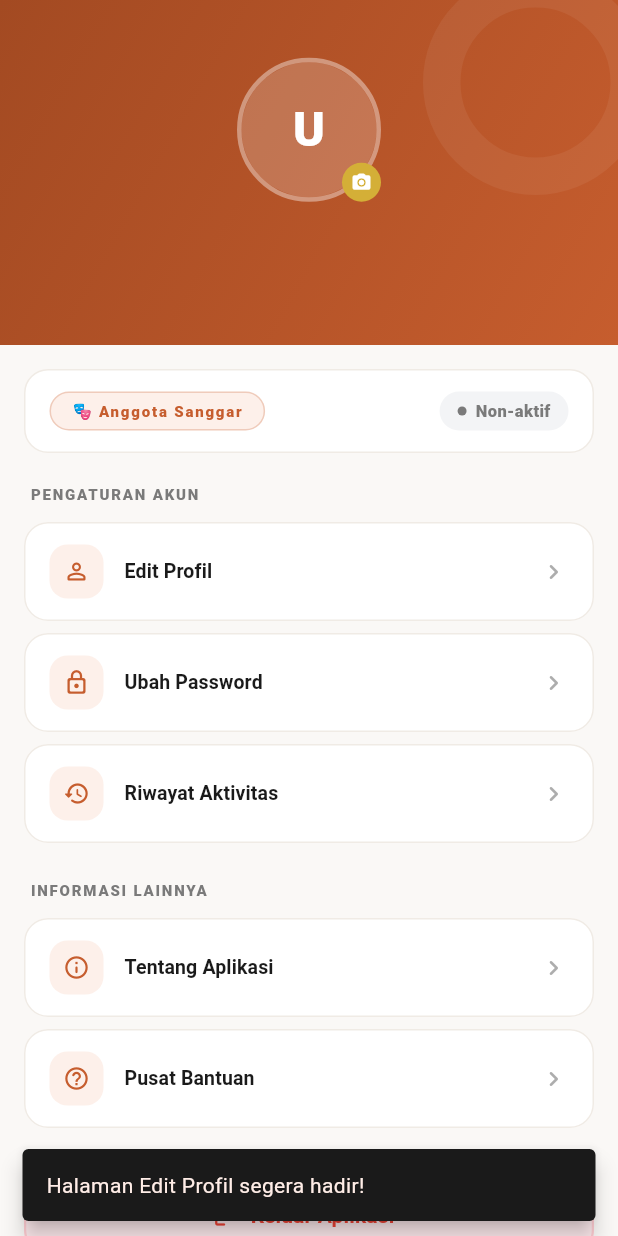
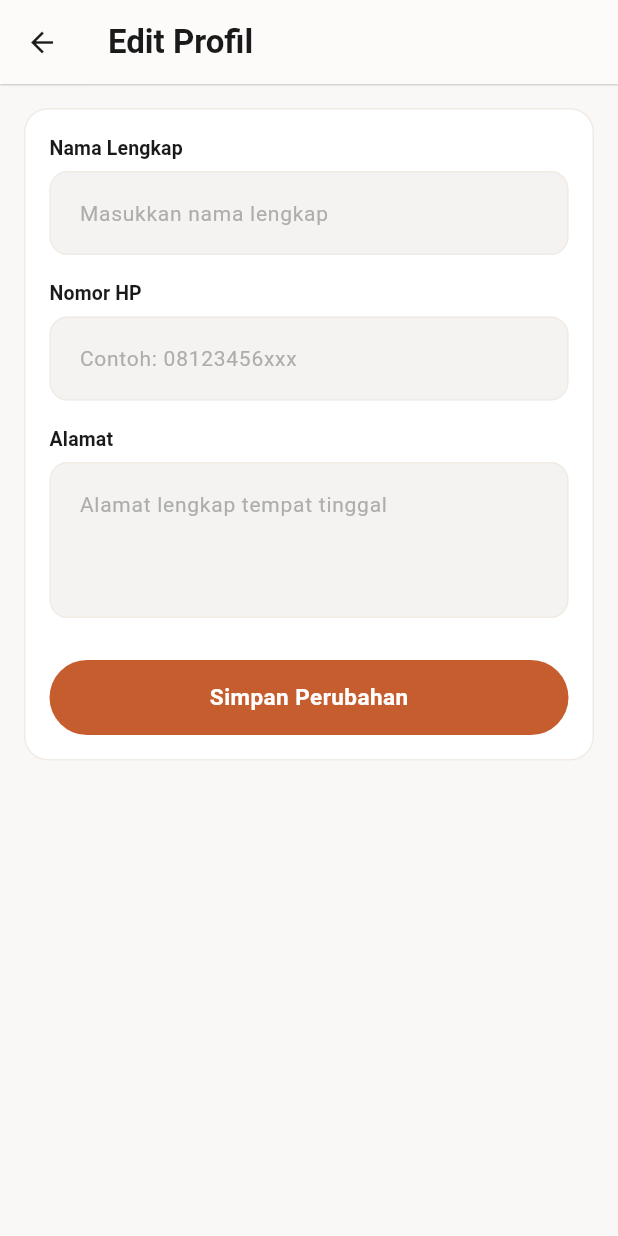
Before and after one commit to Arfa213/sanggar_mobile, a Flutter app: the _LoggedInView screen opened directly with empty values, after a tap on "Edit Profil", on a phone screen of 412 x 824 dp. Run offline on Flutter 3.47's test engine with Material 3 defaults, Android fonts, the light colour scheme and no system bars; our stand-ins replace cached_network_image, shared_preferences, shimmer, smooth_page_indicator; accounts and stored records are empty; project files that could hold a hidden picture were left out.

Commit message:
progres profil

```diff
--- /dev/null
+++ b/lib/screens/profil/edit_profil_screen.dart
@@ -0,0 +1,115 @@
+import 'package:flutter/material.dart';
+import 'package:provider/provider.dart';
+import '../../services/auth_provider.dart';
+import '../../utils/app_theme.dart';
+
+class EditProfileScreen extends StatefulWidget {
+  const EditProfileScreen({super.key});
+
+  @override
+  State<EditProfileScreen> createState() => _EditProfileScreenState();
+}
+
+class _EditProfileScreenState extends State<EditProfileScreen> {
+  final _formKey = GlobalKey<FormState>();
+  late TextEditingController _nameController;
+  late TextEditingController _phoneController;
+  late TextEditingController _addressController;
+
+  @override
+  void initState() {
+    super.initState();
+    final user = context.read<AuthProvider>().user!;
+    _nameController = TextEditingController(text: user.name);
+    _phoneController = TextEditingController(text: user.noHp ?? '');
+    _addressController = TextEditingController(text: user.alamat ?? '');
+  }
+
+  @override
+  void dispose() {
+    _nameController.dispose();
+    _phoneController.dispose();
+    _addressController.dispose();
+    super.dispose();
+  }
+
+  @override
+  Widget build(BuildContext context) {
+    return Scaffold(
+      backgroundColor: kBgSoft,
+      appBar: AppBar(
+        title: const Text('Edit Profil', style: TextStyle(fontWeight: FontWeight.bold)),
+        backgroundColor: Colors.white,
+        foregroundColor: kDark,
+        elevation: 0.5,
+      ),
+      body: SingleChildScrollView(
+        padding: const EdgeInsets.all(kSpace),
+        child: Container(
+          padding: const EdgeInsets.all(kSpace),
+          decoration: BoxDecoration(
+            color: kBgCard,
+            borderRadius: BorderRadius.circular(kRadius),
+            border: Border.all(color: kBorder2),
+          ),
+          child: Form(
+            key: _formKey,
+            child: Column(
+              crossAxisAlignment: CrossAxisAlignment.start,
+              children: [
+                Text('Nama Lengkap', style: AppText.label),
+                const SizedBox(height: 6),
+                TextFormField(
+                  controller: _nameController,
+                  decoration: InputDecoration(
+                    hintText: 'Masukkan nama lengkap',
+                    border: OutlineInputBorder(borderRadius: BorderRadius.circular(kRadiusSm)),
+                  ),
+                  validator: (v) => v!.isEmpty ? 'Nama tidak boleh kosong' : null,
+                ),
+                const SizedBox(height: kSpace),
+                Text('Nomor HP', style: AppText.label),
+                const SizedBox(height: 6),
+                TextFormField(
+                  controller: _phoneController,
+                  keyboardType: TextInputType.phone,
+                  decoration: InputDecoration(
+                    hintText: 'Contoh: 08123456xxx',
+                    border: OutlineInputBorder(borderRadius: BorderRadius.circular(kRadiusSm)),
+                  ),
+                ),
+                const SizedBox(height: kSpace),
+                Text('Alamat', style: AppText.label),
+                const SizedBox(height: 6),
+                TextFormField(
+                  controller: _addressController,
+                  maxLines: 3,
+                  decoration: InputDecoration(
+                    hintText: 'Alamat lengkap tempat tinggal',
+                    border: OutlineInputBorder(borderRadius: BorderRadius.circular(kRadiusSm)),
+                  ),
+                ),
+                const SizedBox(height: kSpaceLg),
+                SizedBox(
+                  width: double.infinity,
+                  child: ElevatedButton(
+                    onPressed: () {
+                      if (_formKey.currentState!.validate()) {
+                        // TODO: Panggil fungsi update data ke API / Provider
+                        ScaffoldMessenger.of(context).showSnackBar(
+                          const SnackBar(content: Text('Perubahan profil berhasil disimpan!')),
+                        );
+                        Navigator.pop(context);
+                      }
+                    },
+                    child: const Text('Simpan Perubahan'),
+                  ),
+                ),
+              ],
+            ),
+          ),
+        ),
+      ),
+    );
+  }
+}
--- a/lib/screens/profile_screen.dart
+++ b/lib/screens/profile_screen.dart
@@ -5,6 +5,10 @@ import '../services/auth_provider.dart';
 import '../utils/app_theme.dart';
 import '../widgets/shared_widgets.dart';
 import 'auth/login_screen.dart';
+import 'profil/edit_password_screen.dart';
+import 'profil/edit_profil_screen.dart';
+import 'profil/pusat_bantuan_scren.dart';
+import 'profil/riwayat_screen.dart';
 
 class ProfileScreen extends StatelessWidget {
   const ProfileScreen({super.key});
@@ -253,23 +257,37 @@ class _LoggedInView extends StatelessWidget {
           ),
           const SizedBox(height: kSpace),
 
-          // Menu Kelompok 1: Pengaturan Akun
+          // Pengaturan Akun
           _buildSectionTitle('PENGATURAN AKUN'),
-          _MenuItem(Icons.person_outline_rounded, 'Edit Profil',
-              () => _showSnackbar(context, 'Halaman Edit Profil')),
-          _MenuItem(Icons.lock_outline_rounded, 'Ubah Password',
-              () => _showSnackbar(context, 'Halaman Ubah Password')),
-          _MenuItem(Icons.history_rounded, 'Riwayat Aktivitas',
-              () => _showSnackbar(context, 'Halaman Riwayat Aktivitas')),
+          _MenuItem(
+            Icons.person_outline_rounded,
+            'Edit Profil',
+            () => Navigator.push(context, MaterialPageRoute(builder: (_) => const EditProfileScreen())),
+          ),
+          _MenuItem(
+            Icons.lock_outline_rounded,
+            'Ubah Password',
+            () => Navigator.push(context, MaterialPageRoute(builder: (_) => const ChangePasswordScreen())),
+          ),
+          _MenuItem(
+            Icons.history_rounded,
+            'Riwayat Aktivitas',
+            () => Navigator.push(context, MaterialPageRoute(builder: (_) => const ActivityHistoryScreen())),
+          ),
 
           const SizedBox(height: kSpace),
 
-          // Menu Kelompok 2: Informasi Umum
           _buildSectionTitle('INFORMASI LAINNYA'),
-          _MenuItem(Icons.info_outline_rounded, 'Tentang Aplikasi',
-              () => _showInfoBottomSheet(context)),
-          _MenuItem(Icons.help_outline_rounded, 'Pusat Bantuan',
-              () => _showSnackbar(context, 'Halaman Pusat Bantuan')),
+          _MenuItem(
+            Icons.info_outline_rounded,
+            'Tentang Aplikasi',
+            () => _showInfoBottomSheet(context), // Ini biarkan tetap bottom sheet bawaanmu
+          ),
+          _MenuItem(
+            Icons.help_outline_rounded,
+            'Pusat Bantuan',
+            () => Navigator.push(context, MaterialPageRoute(builder: (_) => const HelpCenterScreen())),
+          ),
 
           // Tombol Keluar / Logout
           Padding(
@@ -277,7 +295,7 @@ class _LoggedInView extends StatelessWidget {
             child: OutlinedButton.icon(
               onPressed: () => _handleLogout(context),
               icon:  const Icon(Icons.logout_rounded, color: Colors.red, size: 18),
-              label: const Text('Keluar Aplikasi',
+              label: const Text('Keluar',
                   style: TextStyle(color: Colors.red, fontWeight: FontWeight.w700)),
               style: OutlinedButton.styleFrom(
                 minimumSize:  const Size.fromHeight(52),
```
Also changed, not shown: lib/screens/profil/edit_password_screen.dart (added, +107 -0 lines), lib/screens/profil/pusat_bantuan_scren.dart (added, +75 -0 lines), lib/screens/profil/riwayat_screen.dart (added, +65 -0 lines).
